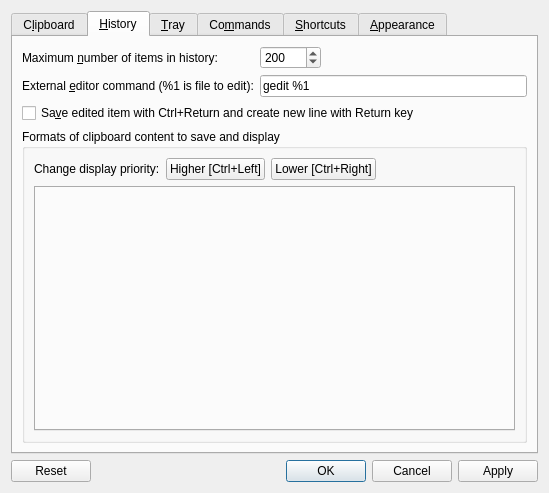
hluk/CopyQ, file src/ui/configurationmanager.ui: the form before one commit.
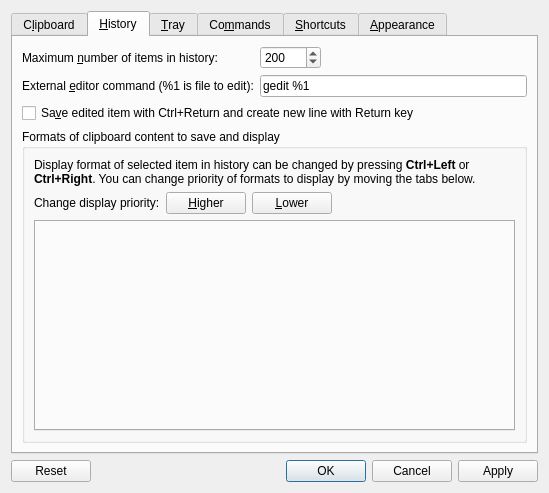
The form after the commit. The open tabs and pages were chosen to show the change. Icons and pictures are not drawn. Custom widgets are drawn as their Qt base class.

Diff of the .ui file:
```diff
--- a/src/ui/configurationmanager.ui
+++ b/src/ui/configurationmanager.ui
@@ -324,6 +324,16 @@
             <string>Formats of clipboard content to save and display</string>
            </property>
            <layout class="QVBoxLayout" name="verticalLayout_2">
+            <item>
+             <widget class="QLabel" name="label_5">
+              <property name="text">
+               <string>Display format of selected item in history can be changed by pressing &lt;b&gt;Ctrl+Left&lt;/b&gt; or &lt;b&gt;Ctrl+Right&lt;/b&gt;. You can change priority of formats to display by moving the tabs below.</string>
+              </property>
+              <property name="wordWrap">
+               <bool>true</bool>
+              </property>
+             </widget>
+            </item>
             <item>
              <layout class="QHBoxLayout" name="horizontalLayout_2">
               <item>
@@ -336,20 +346,14 @@
               <item>
                <widget class="QPushButton" name="pushButtonPluginPriorityUp">
                 <property name="text">
-                 <string>Higher [Ctrl+Left]</string>
-                </property>
-                <property name="shortcut">
-                 <string>Ctrl+Left</string>
+                 <string>&amp;Higher</string>
                 </property>
                </widget>
               </item>
               <item>
                <widget class="QPushButton" name="pushButtonPluginPriorityDown">
                 <property name="text">
-                 <string>Lower [Ctrl+Right]</string>
-                </property>
-                <property name="shortcut">
-                 <string>Ctrl+Right</string>
+                 <string>&amp;Lower</string>
                 </property>
                </widget>
               </item>
```
Left out of the diff: 8 changed lines with no effect on the pictures.
